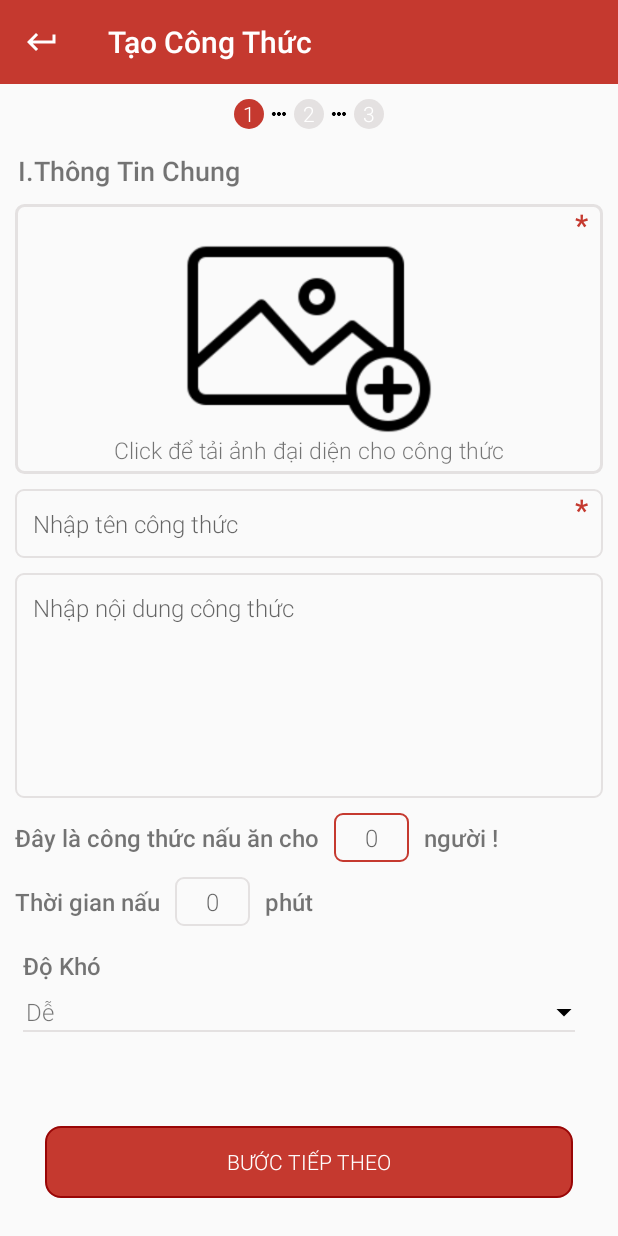
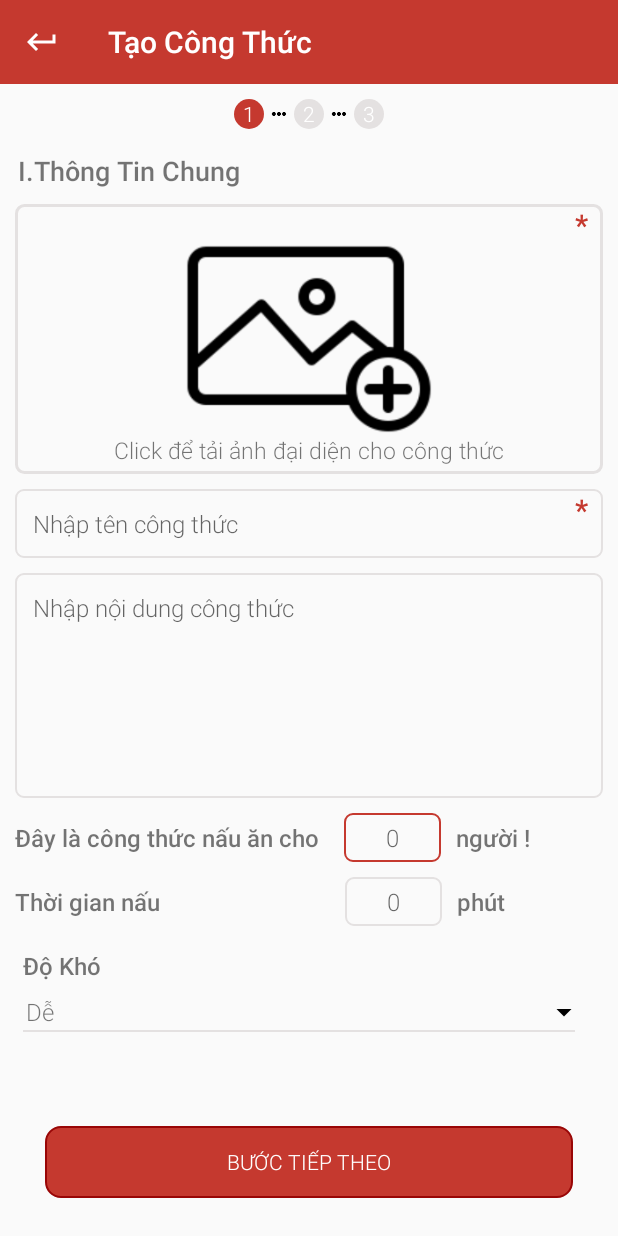
Before and after one commit to KhanhNHB/Dishy_App, an Android app: the CreateRecipeStepOneFragment screen opened directly, with no data from a screen before it, on a phone screen of 412 x 824 dp. Run offline under Robolectric (Android 15) with nearby library versions, the phone set to English and light mode, and no system bars.

Commit message:
nhan - last commit

```diff
--- a/app/src/main/java/com/example/dishy_app/activities/SearchActivity.java
+++ b/app/src/main/java/com/example/dishy_app/activities/SearchActivity.java
@@ -14,6 +14,7 @@
 import android.view.WindowManager;
 import android.view.inputmethod.InputMethodManager;
 import android.widget.EditText;
+import android.widget.ImageView;
 import android.widget.LinearLayout;
 import android.widget.TextView;
 
@@ -48,6 +49,7 @@
     private TextView txtLastSearch1;
     private TextView txtLastSearch2;
     private EditText edtSearch;
+    private ImageView mImgBack;
 
     private List<ChooseOptionBottomSheet> optionBottomSheetsFilter;
     private List<ChooseOptionBottomSheet> optionBottomSheetsSort;
@@ -62,6 +64,7 @@
 
 
     private void initData() {
+        mImgBack.setOnClickListener(this);
         txtLastSearch1.setOnClickListener(this);
         txtLastSearch2.setOnClickListener(this);
         recyclerViewQuick.setOnClickListener(this);
@@ -108,6 +111,7 @@
     }
 
     private void initView() {
+        mImgBack = findViewById(R.id.img_back_search);
         txtLastSearch1 = findViewById(R.id.txtLastSearch1);
         txtLastSearch2 = findViewById(R.id.txtLastSearch2);
 
@@ -201,7 +205,7 @@
                 Intent intent = new Intent(this, ViewHistoryActivity.class);
                 startActivity(intent);
                 break;
-
+            case R.id.img_back_search:finish();break;
         }
     }
 }
--- a/app/src/main/java/com/example/dishy_app/fragments/HomeFragment.java
+++ b/app/src/main/java/com/example/dishy_app/fragments/HomeFragment.java
@@ -79,7 +79,7 @@
         mRcvTopChef = mView.findViewById(R.id.rcv_top_chef);
         mRcvTopChef.setLayoutManager(managerChef);
 
-        LinearLayoutManager layoutManagerFollow = new LinearLayoutManager(getContext(),RecyclerView.HORIZONTAL,false);
+        GridLayoutManager layoutManagerFollow = new GridLayoutManager(getContext(),2);
         mRcvTopDishyFollow = mView.findViewById(R.id.rcv_top_recipe_follow);
         mRcvTopDishyFollow.setLayoutManager(layoutManagerFollow);
 
--- a/app/src/main/res/layout/fragment_create_recipe_step_one.xml
+++ b/app/src/main/res/layout/fragment_create_recipe_step_one.xml
@@ -118,17 +118,20 @@
                     android:layout_height="wrap_content"
                     android:layout_marginTop="@dimen/dp10"
                     android:gravity="center_vertical"
+                    android:weightSum="10"
                     android:orientation="horizontal">
 
                     <TextView
-                        android:layout_width="wrap_content"
+                        android:layout_width="@dimen/dp0"
                         android:layout_height="wrap_content"
+                        android:layout_weight="6.5"
                         android:text="Đây là công thức nấu ăn cho"
                         android:textSize="@dimen/sp16"
                         android:textStyle="bold" />
 
                     <EditText
-                        android:layout_width="@dimen/dp50"
+                        android:layout_width="@dimen/dp0"
+                        android:layout_weight="2"
                         android:layout_height="wrap_content"
                         android:layout_marginLeft="@dimen/dp10"
                         android:layout_marginRight="@dimen/dp10"
@@ -151,20 +154,22 @@
                     android:layout_width="match_parent"
                     android:layout_height="wrap_content"
                     android:layout_marginTop="@dimen/dp10"
+                    android:weightSum="10"
                     android:gravity="center_vertical"
                     android:orientation="horizontal">
 
                     <TextView
-                        android:layout_width="wrap_content"
+                        android:layout_width="@dimen/dp0"
+                        android:layout_weight="5.76"
                         android:layout_height="wrap_content"
                         android:text="Thời gian nấu"
                         android:textSize="@dimen/sp16"
                         android:textStyle="bold" />
 
                     <EditText
-                        android:layout_width="@dimen/dp50"
+                        android:layout_weight="1.7"
+                        android:layout_width="@dimen/dp0"
                         android:layout_height="wrap_content"
-                        android:layout_marginLeft="@dimen/dp10"
                         android:layout_marginRight="@dimen/dp10"
                         android:background="@drawable/custom_frame_input"
                         android:gravity="center"
@@ -174,9 +179,10 @@
                         android:textSize="@dimen/sp16" />
 
                     <TextView
-                        android:layout_width="wrap_content"
+                        android:layout_width="@dimen/dp0"
                         android:layout_height="wrap_content"
                         android:text="phút"
+                        android:layout_weight="2"
                         android:textSize="@dimen/sp16"
                         android:textStyle="bold" />
                 </LinearLayout>
--- a/app/src/main/res/layout/item_dishy_follow.xml
+++ b/app/src/main/res/layout/item_dishy_follow.xml
@@ -3,6 +3,7 @@
     android:orientation="vertical" android:layout_width="wrap_content"
     android:layout_marginLeft="@dimen/dp5"
     android:layout_height="wrap_content"
+    android:layout_marginTop="@dimen/dp5"
     xmlns:app="http://schemas.android.com/apk/res-auto">
 
     <FrameLayout
@@ -69,6 +70,7 @@
             android:layout_weight="1"
             app:riv_border_color="@color/colorWhite"
             app:riv_border_width="@dimen/dp1"
+            android:layout_gravity="center"
             app:riv_corner_radius="@dimen/dp50"
             android:layout_width="80px"
             android:layout_height="70px"
```
Also changed, not shown: app/src/main/res/layout/activity_search.xml (+4 -4 lines).
